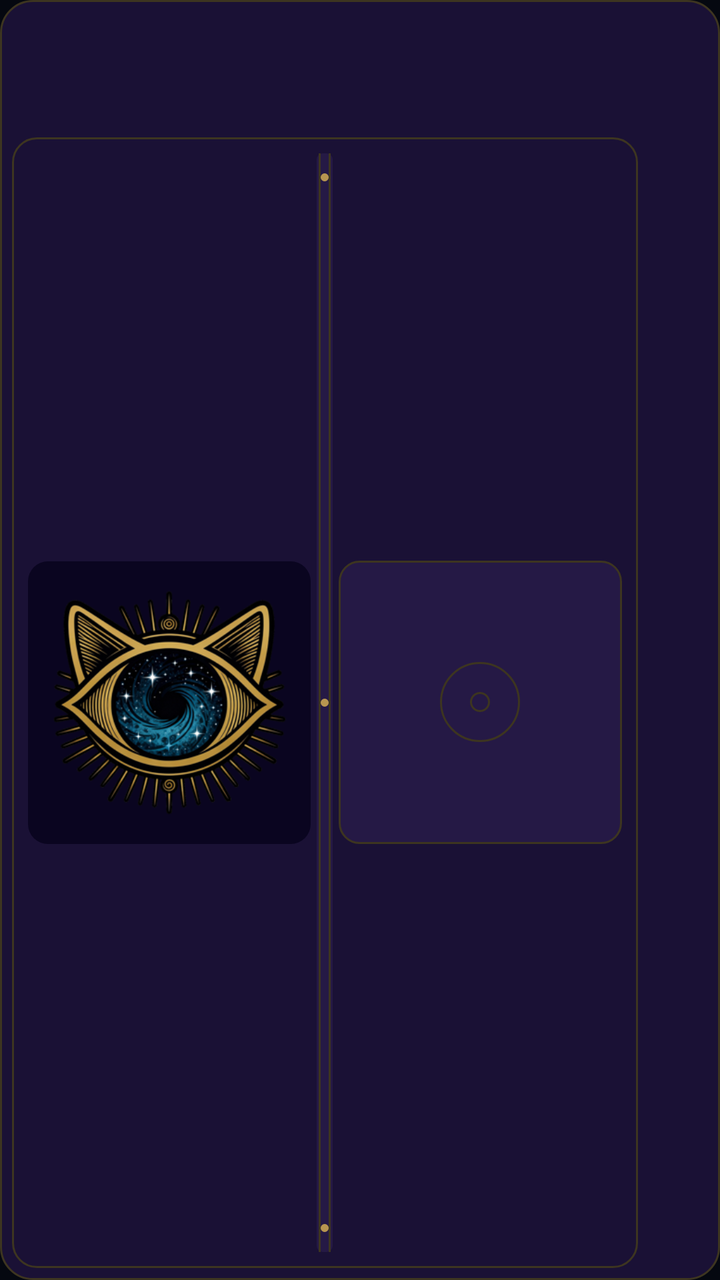
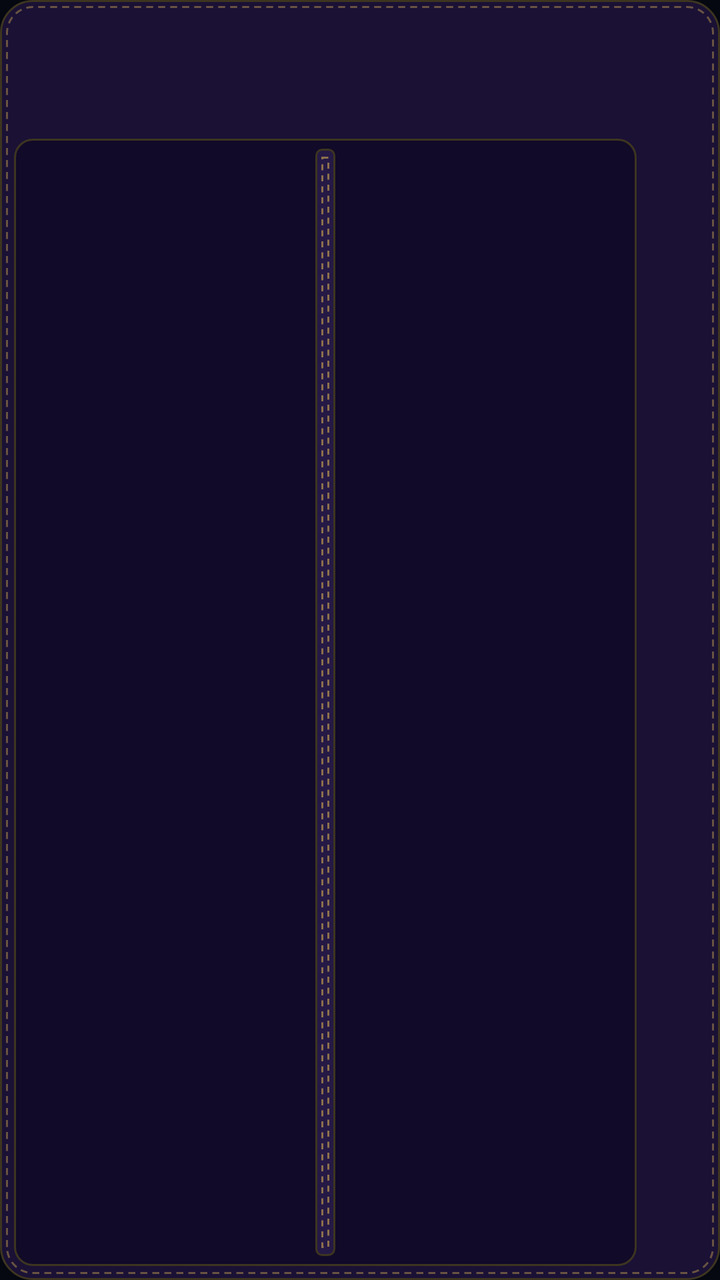

Screens rendered from an Android XML layout before and after an edit, with the pre-edit source and the edit as a unified diff.
<!-- AndroidManifest.xml: application theme Theme.NineLivesAudio -->
<!-- res/layout/widget_binder.xml -->
<?xml version="1.0" encoding="utf-8"?>
<FrameLayout xmlns:android="http://schemas.android.com/apk/res/android"
    android:layoutDirection="ltr"
    android:id="@android:id/background"
    android:layout_width="match_parent"
    android:layout_height="match_parent"
    android:background="@drawable/widget_frame"
    android:padding="@dimen/widget_binder_padding">

    <StackView
        android:id="@+id/binder_stack"
        android:layout_width="match_parent"
        android:layout_height="match_parent"
        android:loopViews="true" />

    
    <LinearLayout
        android:id="@+id/binder_stack_empty"
        android:layout_width="match_parent"
        android:layout_height="match_parent"
        android:orientation="vertical">

        <FrameLayout
            android:layout_width="match_parent"
            android:layout_height="0dp"
            android:layout_weight="1" />

        <LinearLayout
            android:layout_width="match_parent"
            android:layout_height="0dp"
            android:layout_weight="9"
            android:orientation="horizontal">

            <LinearLayout
                android:layout_width="0dp"
                android:layout_height="match_parent"
                android:layout_weight="9"
                android:background="@drawable/widget_page"
                android:orientation="horizontal"
                android:padding="@dimen/widget_page_padding">

                    <FrameLayout
                        android:layout_width="0dp"
                        android:layout_height="match_parent"
                        android:layout_weight="1">

                        <RelativeLayout
                            android:layout_width="wrap_content"
                            android:layout_height="wrap_content"
                            android:layout_gravity="end|center_vertical"
                            android:background="@drawable/widget_sleeve">

                            <ImageView
                                android:id="@+id/binder_stack_eye_square"
                                style="@style/NineLivesWidgetSquare" />

                            <ImageView
                                android:layout_width="0dp"
                                android:layout_height="0dp"
                                android:layout_alignBottom="@id/binder_stack_eye_square"
                                android:layout_alignStart="@id/binder_stack_eye_square"
                                android:layout_alignEnd="@id/binder_stack_eye_square"
                                android:layout_alignTop="@id/binder_stack_eye_square"
                                android:importantForAccessibility="no"
                                android:padding="@dimen/widget_eye_padding"
                                android:scaleType="fitCenter"
                                android:src="@drawable/widget_eye" />
                        </RelativeLayout>
                    </FrameLayout>

                    <FrameLayout
                        android:layout_width="@dimen/widget_hinge_slot"
                        android:layout_height="match_parent" />

                    <FrameLayout
                        android:layout_width="0dp"
                        android:layout_height="match_parent"
                        android:layout_weight="1">

                        <RelativeLayout
                            android:layout_width="wrap_content"
                            android:layout_height="wrap_content"
                            android:layout_gravity="start|center_vertical"
                            android:background="@drawable/widget_sleeve_empty">

                            <ImageView
                                android:id="@+id/binder_stack_empty_square"
                                style="@style/NineLivesWidgetSquare" />
                        </RelativeLayout>
                    </FrameLayout>
            </LinearLayout>

            <FrameLayout
                android:layout_width="0dp"
                android:layout_height="match_parent"
                android:layout_weight="1" />
        </LinearLayout>
    </LinearLayout>

    
    <LinearLayout
        android:layout_width="match_parent"
        android:layout_height="match_parent"
        android:orientation="vertical">

        <FrameLayout
            android:layout_width="match_parent"
            android:layout_height="0dp"
            android:layout_weight="1" />

        <LinearLayout
            android:layout_width="match_parent"
            android:layout_height="0dp"
            android:layout_weight="9"
            android:orientation="horizontal">

            <FrameLayout
                android:layout_width="0dp"
                android:layout_height="match_parent"
                android:layout_weight="9"
                android:padding="@dimen/widget_page_padding">

                <FrameLayout
                    android:layout_width="@dimen/widget_hinge_width"
                    android:layout_height="match_parent"
                    android:layout_gravity="center_horizontal"
                    android:background="@drawable/widget_hinge" />
            </FrameLayout>

            <FrameLayout
                android:layout_width="0dp"
                android:layout_height="match_parent"
                android:layout_weight="1" />
        </LinearLayout>
    </LinearLayout>
</FrameLayout>
<!-- resources referenced by this layout -->
<resources>
  <dimen name="widget_binder_padding">6dp</dimen>
  <dimen name="widget_eye_padding">4dp</dimen>
  <dimen name="widget_hinge_slot">14dp</dimen>
  <dimen name="widget_hinge_width">8dp</dimen>
  <dimen name="widget_page_padding">8dp</dimen>
  <!-- drawable widget_eye: png bitmap (drawable-nodpi, 111159 bytes) -->
  <!-- drawable widget_frame (drawable) -->
  <?xml version="1.0" encoding="utf-8"?>
  <shape xmlns:android="http://schemas.android.com/apk/res/android" android:shape="rectangle">
      
      <solid android:color="#FF1A1135" />
      
      <stroke android:width="1dp" android:color="#FF3D3520" />
      <corners android:radius="16dp" />
  </shape>
  <!-- drawable widget_hinge (drawable) -->
  <?xml version="1.0" encoding="utf-8"?>
  <layer-list xmlns:android="http://schemas.android.com/apk/res/android">
      <item>
          <shape android:shape="rectangle">
              
              <solid android:color="#FF251945" />
              <corners android:radius="3dp" />
          </shape>
      </item>
      <item android:width="1dp" android:gravity="left|fill_vertical" android:left="1dp">
          <shape android:shape="rectangle">
              
              <solid android:color="#FF3D3520" />
          </shape>
      </item>
      <item android:width="1dp" android:gravity="right|fill_vertical" android:right="1dp">
          <shape android:shape="rectangle">
              <solid android:color="#FF3D3520" />
          </shape>
      </item>
      <item android:width="4dp" android:height="4dp" android:gravity="top|center_horizontal" android:top="10dp">
          <shape android:shape="oval">
              
              <solid android:color="#FFB89650" />
          </shape>
      </item>
      <item android:width="4dp" android:height="4dp" android:gravity="center">
          <shape android:shape="oval">
              <solid android:color="#FFB89650" />
          </shape>
      </item>
      <item android:width="4dp" android:height="4dp" android:gravity="bottom|center_horizontal" android:bottom="10dp">
          <shape android:shape="oval">
              <solid android:color="#FFB89650" />
          </shape>
      </item>
  </layer-list>
  <!-- drawable widget_page (drawable) -->
  <?xml version="1.0" encoding="utf-8"?>
  <shape xmlns:android="http://schemas.android.com/apk/res/android" android:shape="rectangle">
      
      <solid android:color="#FF1A1135" />
      
      <stroke android:width="1dp" android:color="#FF3D3520" />
      <corners android:radius="12dp" />
  </shape>
  <!-- drawable widget_sleeve (drawable) -->
  <?xml version="1.0" encoding="utf-8"?>
  <shape xmlns:android="http://schemas.android.com/apk/res/android" android:shape="rectangle">
      
      <solid android:color="#FF0A0520" />
      <corners android:radius="10dp" />
  </shape>
  <!-- drawable widget_sleeve_empty (drawable) -->
  <?xml version="1.0" encoding="utf-8"?>
  <layer-list xmlns:android="http://schemas.android.com/apk/res/android">
      <item>
          <shape android:shape="rectangle">
              
              <solid android:color="#FF251945" />
              
              <stroke android:width="1dp" android:color="#FF3D3520" />
              <corners android:radius="10dp" />
          </shape>
      </item>
      <item android:width="40dp" android:height="40dp" android:gravity="center">
          <shape android:shape="oval">
              
              <stroke android:width="1dp" android:color="#FF3D3520" />
          </shape>
      </item>
      <item android:width="10dp" android:height="10dp" android:gravity="center">
          <shape android:shape="oval">
              <stroke android:width="1dp" android:color="#FF3D3520" />
          </shape>
      </item>
  </layer-list>
  <style name="NineLivesWidgetSquare">
          <item name="android:layout_width">wrap_content</item>
          <item name="android:layout_height">wrap_content</item>
          <item name="android:adjustViewBounds">true</item>
          <item name="android:importantForAccessibility">no</item>
          <item name="android:scaleType">fitXY</item>
          <item name="android:src">@drawable/widget_square</item>
      </style>
  <!-- drawable widget_square (drawable) -->
  <?xml version="1.0" encoding="utf-8"?>
  <shape xmlns:android="http://schemas.android.com/apk/res/android" android:shape="rectangle">
      <solid android:color="@android:color/transparent" />
      <size android:width="2000dp" android:height="2000dp" />
  </shape>
  <!-- unchanged entries left out for length: 2 -->
</resources>

<!-- the commit's change to res/layout/widget_binder.xml (unified diff, before → after) -->
@@ -1,17 +1,23 @@
 <?xml version="1.0" encoding="utf-8"?>
 <FrameLayout xmlns:android="http://schemas.android.com/apk/res/android"
-    android:layoutDirection="ltr"
     android:id="@android:id/background"
     android:layout_width="match_parent"
     android:layout_height="match_parent"
-    android:background="@drawable/widget_frame"
-    android:padding="@dimen/widget_binder_padding">
+    android:background="@drawable/widget_binder_cover"
+    android:layoutDirection="ltr"
+    android:padding="@dimen/widget_binder_cover_padding">
 
     <StackView
         android:id="@+id/binder_stack"
         android:layout_width="match_parent"
         android:layout_height="match_parent"
         android:loopViews="true" />
+
+    <include layout="@layout/widget_binder_overlay" />
+</FrameLayout>
+<!-- res/layout/widget_binder_overlay.xml (included above) -->
+<?xml version="1.0" encoding="utf-8"?>
+<merge xmlns:android="http://schemas.android.com/apk/res/android">
 
     
     <LinearLayout
@@ -31,64 +37,11 @@
             android:layout_weight="9"
             android:orientation="horizontal">
 
-            <LinearLayout
+            <FrameLayout
                 android:layout_width="0dp"
                 android:layout_height="match_parent"
                 android:layout_weight="9"
-                android:background="@drawable/widget_page"
-                android:orientation="horizontal"
-                android:padding="@dimen/widget_page_padding">
-
-                    <FrameLayout
-                        android:layout_width="0dp"
-                        android:layout_height="match_parent"
-                        android:layout_weight="1">
-
-                        <RelativeLayout
-                            android:layout_width="wrap_content"
-                            android:layout_height="wrap_content"
-                            android:layout_gravity="end|center_vertical"
-                            android:background="@drawable/widget_sleeve">
-
-                            <ImageView
-                                android:id="@+id/binder_stack_eye_square"
-                                style="@style/NineLivesWidgetSquare" />
-
-                            <ImageView
-                                android:layout_width="0dp"
-                                android:layout_height="0dp"
-                                android:layout_alignBottom="@id/binder_stack_eye_square"
-                                android:layout_alignStart="@id/binder_stack_eye_square"
-                                android:layout_alignEnd="@id/binder_stack_eye_square"
-                                android:layout_alignTop="@id/binder_stack_eye_square"
-                                android:importantForAccessibility="no"
-                                android:padding="@dimen/widget_eye_padding"
-                                android:scaleType="fitCenter"
-                                android:src="@drawable/widget_eye" />
-                        </RelativeLayout>
-                    </FrameLayout>
-
-                    <FrameLayout
-                        android:layout_width="@dimen/widget_hinge_slot"
-                        android:layout_height="match_parent" />
-
-                    <FrameLayout
-                        android:layout_width="0dp"
-                        android:layout_height="match_parent"
-                        android:layout_weight="1">
-
-                        <RelativeLayout
-                            android:layout_width="wrap_content"
-                            android:layout_height="wrap_content"
-                            android:layout_gravity="start|center_vertical"
-                            android:background="@drawable/widget_sleeve_empty">
-
-                            <ImageView
-                                android:id="@+id/binder_stack_empty_square"
-                                style="@style/NineLivesWidgetSquare" />
-                        </RelativeLayout>
-                    </FrameLayout>
-            </LinearLayout>
+                android:background="@drawable/widget_binder_page_bg" />
 
             <FrameLayout
                 android:layout_width="0dp"
@@ -114,18 +67,27 @@
             android:layout_weight="9"
             android:orientation="horizontal">
 
-            <FrameLayout
+            <LinearLayout
+                android:id="@+id/binder_spine_frame"
                 android:layout_width="0dp"
                 android:layout_height="match_parent"
                 android:layout_weight="9"
-                android:padding="@dimen/widget_page_padding">
+                android:gravity="center_horizontal"
+                android:orientation="vertical"
+                android:padding="@dimen/widget_binder_page_inset">
 
                 <FrameLayout
-                    android:layout_width="@dimen/widget_hinge_width"
-                    android:layout_height="match_parent"
-                    android:layout_gravity="center_horizontal"
-                    android:background="@drawable/widget_hinge" />
-            </FrameLayout>
+                    android:layout_width="@dimen/widget_binder_spine_width"
+                    android:layout_height="0dp"
+                    android:layout_weight="1"
+                    android:background="@drawable/widget_binder_spine" />
+
+                <FrameLayout
+                    android:id="@+id/binder_spine_footer_gap"
+                    android:layout_width="match_parent"
+                    android:layout_height="@dimen/widget_binder_footer"
+                    android:visibility="gone" />
+            </LinearLayout>
 
             <FrameLayout
                 android:layout_width="0dp"
@@ -133,4 +95,4 @@
                 android:layout_weight="1" />
         </LinearLayout>
     </LinearLayout>
-</FrameLayout>
+</merge>
<!-- resource entries referenced after the edit -->
@@ -1,75 +1,44 @@
 <!-- resources referenced by this layout -->
 <resources>
-  <dimen name="widget_binder_padding">6dp</dimen>
-  <dimen name="widget_eye_padding">4dp</dimen>
-  <dimen name="widget_hinge_slot">14dp</dimen>
-  <dimen name="widget_hinge_width">8dp</dimen>
-  <dimen name="widget_page_padding">8dp</dimen>
-  <!-- drawable widget_eye: png bitmap (drawable-nodpi, 111159 bytes) -->
-  <!-- drawable widget_frame (drawable) -->
-  <?xml version="1.0" encoding="utf-8"?>
-  <shape xmlns:android="http://schemas.android.com/apk/res/android" android:shape="rectangle">
-      
-      <solid android:color="#FF1A1135" />
-      
-      <stroke android:width="1dp" android:color="#FF3D3520" />
-      <corners android:radius="16dp" />
-  </shape>
-  <!-- drawable widget_hinge (drawable) -->
+  <dimen name="widget_binder_cover_padding">7dp</dimen>
+  <dimen name="widget_binder_footer">48dp</dimen>
+  <dimen name="widget_binder_page_inset">5dp</dimen>
+  <dimen name="widget_binder_spine_width">10dp</dimen>
+  <!-- drawable widget_binder_cover (drawable) -->
   <?xml version="1.0" encoding="utf-8"?>
   <layer-list xmlns:android="http://schemas.android.com/apk/res/android">
       <item>
           <shape android:shape="rectangle">
               
-              <solid android:color="#FF251945" />
-              <corners android:radius="3dp" />
+              <solid android:color="#FF1A1135" />
+              
+              <stroke android:width="1dp" android:color="#FF3D3520" />
+              <corners android:radius="16dp" />
           </shape>
       </item>
-      <item android:width="1dp" android:gravity="left|fill_vertical" android:left="1dp">
+      <item android:bottom="3dp" android:left="3dp" android:right="3dp" android:top="3dp">
           <shape android:shape="rectangle">
+              <solid android:color="#00000000" />
               
-              <solid android:color="#FF3D3520" />
-          </shape>
-      </item>
-      <item android:width="1dp" android:gravity="right|fill_vertical" android:right="1dp">
-          <shape android:shape="rectangle">
-              <solid android:color="#FF3D3520" />
-          </shape>
-      </item>
-      <item android:width="4dp" android:height="4dp" android:gravity="top|center_horizontal" android:top="10dp">
-          <shape android:shape="oval">
-              
-              <solid android:color="#FFB89650" />
-          </shape>
-      </item>
-      <item android:width="4dp" android:height="4dp" android:gravity="center">
-          <shape android:shape="oval">
-              <solid android:color="#FFB89650" />
-          </shape>
-      </item>
-      <item android:width="4dp" android:height="4dp" android:gravity="bottom|center_horizontal" android:bottom="10dp">
-          <shape android:shape="oval">
-              <solid android:color="#FFB89650" />
+              <stroke
+                  android:width="1dp"
+                  android:color="#80B89650"
+                  android:dashGap="2.5dp"
+                  android:dashWidth="3.5dp" />
+              <corners android:radius="13dp" />
           </shape>
       </item>
   </layer-list>
-  <!-- drawable widget_page (drawable) -->
+  <!-- drawable widget_binder_page_bg (drawable) -->
   <?xml version="1.0" encoding="utf-8"?>
   <shape xmlns:android="http://schemas.android.com/apk/res/android" android:shape="rectangle">
       
-      <solid android:color="#FF1A1135" />
+      <solid android:color="#FF110A28" />
       
       <stroke android:width="1dp" android:color="#FF3D3520" />
-      <corners android:radius="12dp" />
+      <corners android:radius="9dp" />
   </shape>
-  <!-- drawable widget_sleeve (drawable) -->
-  <?xml version="1.0" encoding="utf-8"?>
-  <shape xmlns:android="http://schemas.android.com/apk/res/android" android:shape="rectangle">
-      
-      <solid android:color="#FF0A0520" />
-      <corners android:radius="10dp" />
-  </shape>
-  <!-- drawable widget_sleeve_empty (drawable) -->
+  <!-- drawable widget_binder_spine (drawable) -->
   <?xml version="1.0" encoding="utf-8"?>
   <layer-list xmlns:android="http://schemas.android.com/apk/res/android">
       <item>
@@ -78,35 +47,21 @@
               <solid android:color="#FF251945" />
               
               <stroke android:width="1dp" android:color="#FF3D3520" />
-              <corners android:radius="10dp" />
+              <corners android:radius="3dp" />
           </shape>
       </item>
-      <item android:width="40dp" android:height="40dp" android:gravity="center">
-          <shape android:shape="oval">
+      <item android:bottom="4dp" android:left="3dp" android:right="3dp" android:top="4dp">
+          <shape android:shape="rectangle">
+              <solid android:color="#00000000" />
               
-              <stroke android:width="1dp" android:color="#FF3D3520" />
-          </shape>
-      </item>
-      <item android:width="10dp" android:height="10dp" android:gravity="center">
-          <shape android:shape="oval">
-              <stroke android:width="1dp" android:color="#FF3D3520" />
+              <stroke
+                  android:width="1dp"
+                  android:color="#B3B89650"
+                  android:dashGap="2.5dp"
+                  android:dashWidth="3dp" />
           </shape>
       </item>
   </layer-list>
-  <style name="NineLivesWidgetSquare">
-          <item name="android:layout_width">wrap_content</item>
-          <item name="android:layout_height">wrap_content</item>
-          <item name="android:adjustViewBounds">true</item>
-          <item name="android:importantForAccessibility">no</item>
-          <item name="android:scaleType">fitXY</item>
-          <item name="android:src">@drawable/widget_square</item>
-      </style>
-  <!-- drawable widget_square (drawable) -->
-  <?xml version="1.0" encoding="utf-8"?>
-  <shape xmlns:android="http://schemas.android.com/apk/res/android" android:shape="rectangle">
-      <solid android:color="@android:color/transparent" />
-      <size android:width="2000dp" android:height="2000dp" />
-  </shape>
   <!-- unchanged entries left out for length: 2 -->
 </resources>
 
